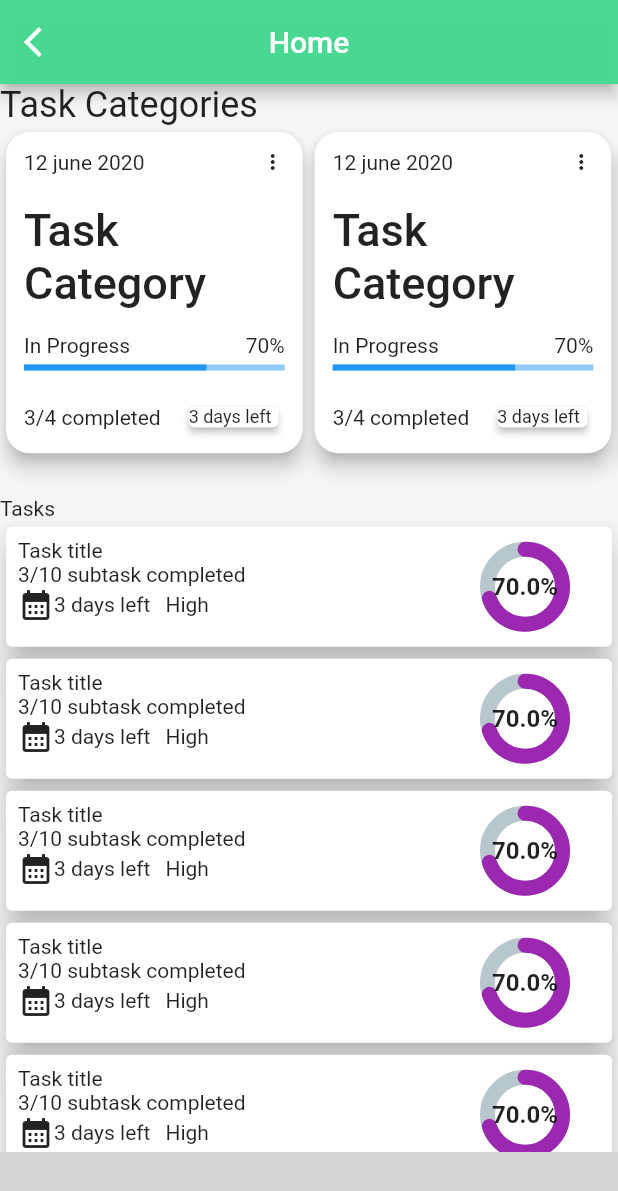
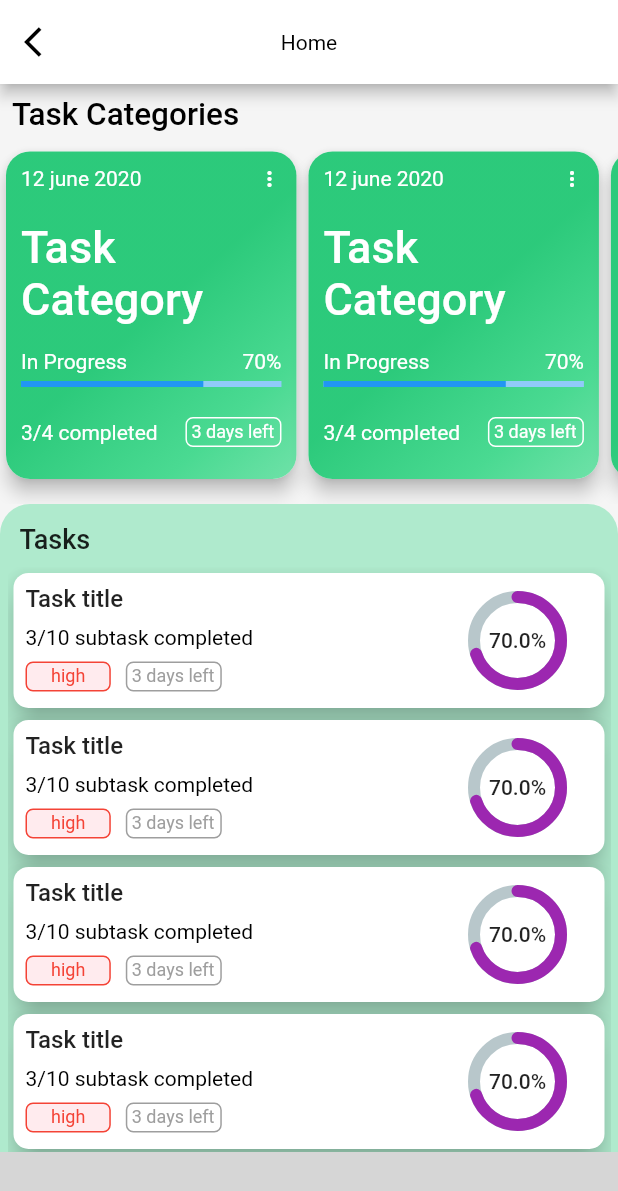
Before and after one commit to gurudevsingh14/strike_task, a Flutter app: the screen it shows after launch, on a phone screen of 412 x 824 dp. Shown: the top 1191 px of the screen. Run offline on Flutter 3.47's test engine with Material 2 defaults, Android fonts, the light colour scheme and no system bars; drawn by our look-alikes of percent_indicator; missing offline and left inert: pandabar; grey boxes are pictures that could not be loaded.

Commit message:
updated style and decorations

```diff
--- a/lib/constants/constants.dart
+++ b/lib/constants/constants.dart
@@ -7,5 +7,8 @@ import 'package:strike_task/view/Screens/ProfileScreen/profile_screen.dart';
 
 const primaryColor=Color(0xFB29C979);
 const lightPrimaryColor=Color(0xFB47D990);
+const whiteColor=Colors.white;
+const blackColor=Colors.black;
+final mutedColor=Colors.grey.shade500;
 
 const screens=[HomeScreen(),CalendarScreen(),CategoryScreen(),ProfileScreen()];
--- a/lib/view/Common/body_with_appbar.dart
+++ b/lib/view/Common/body_with_appbar.dart
@@ -13,12 +13,13 @@ class BodyWithAppBar extends StatelessWidget {
     final controller = Provider.of<ScreenController>(context);
     return SafeArea(
       child: Scaffold(
+        extendBody: true,
         appBar: AppBar(
-          leading: Icon(Icons.arrow_back_ios,),
+          leading: Icon(Icons.arrow_back_ios,color: blackColor,),
           title: Text('Home'),
           centerTitle: true,
-          backgroundColor: lightPrimaryColor,
-
+          backgroundColor: whiteColor,
+          titleTextStyle: TextStyle(color: blackColor),
         ),
         body: screens[controller.currScreen],
         backgroundColor: Colors.grey.shade100,
@@ -49,6 +50,7 @@ class BodyWithAppBar extends StatelessWidget {
                 title: 'Category'
             ),
             PandaBarButtonData(
+
                 id: 3,
                 icon: Icons.person,
                 title: 'Profile'
--- a/lib/view/Common/catergory_card.dart
+++ b/lib/view/Common/catergory_card.dart
@@ -2,6 +2,7 @@ import 'package:flutter/material.dart';
 import 'package:strike_task/constants/constants.dart';
 import 'package:strike_task/constants/device_size.dart';
 import 'package:strike_task/model/task.dart';
+import 'package:strike_task/view/Common/days_left_tag.dart';
 
 class CategoryCard extends StatelessWidget {
   const CategoryCard({Key? key}) : super(key: key);
@@ -14,12 +15,18 @@ class CategoryCard extends StatelessWidget {
       ),
       elevation: 5,
         child: Container(
-          height: displayHeight(context)*0.26,
-          width: displayWidth(context)*0.48,
+          height: displayHeight(context)*0.265,
+          width: displayWidth(context)*0.47,
           decoration: BoxDecoration(
+            gradient: LinearGradient(
+                colors: [primaryColor,lightPrimaryColor,Color(0xFB6DE1A7)],
+              stops: [0.5,0.8,1],
+              begin: Alignment.topLeft,
+              end: Alignment.bottomRight
+            ),
             borderRadius: BorderRadius.circular(16)
           ),
-          padding: EdgeInsets.all(12),
+          padding: EdgeInsets.all(10),
           child: Column(
             crossAxisAlignment: CrossAxisAlignment.start,
             // mainAxisAlignment: MainAxisAlignment.spaceBetween,
@@ -27,20 +34,20 @@ class CategoryCard extends StatelessWidget {
               Row(
                 mainAxisAlignment: MainAxisAlignment.spaceBetween,
                 children: [
-                  Text('12 june 2020'),
-                  Icon(Icons.more_vert,size: 16,)
+                  Text('12 june 2020',style: TextStyle(color: whiteColor),),
+                  Icon(Icons.more_vert,size: 16,color: whiteColor,)
                 ],
               ),
               SizedBox(height: 20,),
-              Text('Task Category',style: TextStyle(
+              Text('Task Category',style: TextStyle( color: whiteColor,
                   fontWeight: FontWeight.w500,
                   fontSize:30),),
               SizedBox(height: 16,),
               Row(
                 mainAxisAlignment: MainAxisAlignment.spaceBetween,
                 children: [
-                  Text('In Progress'),
-                  Text('70%'),
+                  Text('In Progress',style: TextStyle(color: whiteColor),),
+                  Text('70%',style: TextStyle(color: whiteColor)),
                 ],
               ),
               SizedBox(height: 5,),
@@ -53,15 +60,9 @@ class CategoryCard extends StatelessWidget {
                 children: [
                   SizedBox(
 
-                      child: Text('3/4 completed',maxLines: 1)
+                      child: Text('3/4 completed',maxLines: 1,style: TextStyle(color: whiteColor))
                   ),
-                  Card(
-                    elevation: 2,
-                    child: SizedBox(
-                        width: 60,
-                        child: Text('3 days left',maxLines: 2,style: TextStyle(fontSize: 12),)
-                    ),
-                  ),
+                  DaysLeftTag(color: whiteColor,),
                 ],
               )
             ],
--- /dev/null
+++ b/lib/view/Common/days_left_tag.dart
@@ -0,0 +1,21 @@
+import 'package:flutter/material.dart';
+import 'package:strike_task/constants/constants.dart';
+
+class DaysLeftTag extends StatelessWidget {
+  Color? color=blackColor;
+  DaysLeftTag({required this.color});
+
+  @override
+  Widget build(BuildContext context) {
+    return Container(
+      decoration: BoxDecoration(
+        // color: primaryColor,
+        border: Border.all(color: color!),
+        borderRadius: BorderRadius.circular(5),
+      ),
+      padding: EdgeInsets.symmetric(vertical: 2,horizontal: 3),
+        width: 64,
+        child: Text('3 days left',maxLines: 2,style: TextStyle(fontSize: 12,color: color),)
+    );
+  }
+}
--- /dev/null
+++ b/lib/view/Common/priority_tag.dart
@@ -0,0 +1,19 @@
+import 'package:flutter/material.dart';
+
+class PriorityTag extends StatelessWidget {
+  const PriorityTag({Key? key}) : super(key: key);
+
+  @override
+  Widget build(BuildContext context) {
+    return Container(
+      alignment: Alignment.center,
+        decoration: BoxDecoration(
+          color: Colors.red.shade50,
+          border: Border.all(color: Colors.red),
+          borderRadius: BorderRadius.circular(5),
+        ),
+        padding: EdgeInsets.symmetric(vertical: 2,horizontal: 16),
+        child: Text('high',maxLines: 2,style: TextStyle(fontSize: 12,color: Colors.red),)
+    );
+  }
+}
--- a/lib/view/Common/task_tile.dart
+++ b/lib/view/Common/task_tile.dart
@@ -1,5 +1,8 @@
 import 'package:flutter/material.dart';
 import 'package:percent_indicator/circular_percent_indicator.dart';
+import 'package:strike_task/constants/constants.dart';
+import 'package:strike_task/view/Common/days_left_tag.dart';
+import 'package:strike_task/view/Common/priority_tag.dart';
 
 class TaskTile extends StatelessWidget {
   const TaskTile({Key? key}) : super(key: key);
@@ -7,10 +10,16 @@ class TaskTile extends StatelessWidget {
   @override
   Widget build(BuildContext context) {
     return Card(
+      shape: RoundedRectangleBorder(
+        borderRadius: BorderRadius.circular(10)
+      ),
       elevation: 8,
       child: Container(
         padding: EdgeInsets.all(8),
-        height: 80,
+        decoration: BoxDecoration(
+          borderRadius: BorderRadius.circular(10)
+        ),
+        height: 90,
         child: Row(
           mainAxisAlignment: MainAxisAlignment.spaceBetween,
           children: [
@@ -18,15 +27,16 @@ class TaskTile extends StatelessWidget {
               crossAxisAlignment: CrossAxisAlignment.start,
               mainAxisAlignment: MainAxisAlignment.start,
               children: [
-                Text('Task title'),
-                Text('3/10 subtask completed'),
+                Text('Task title',style: TextStyle(fontWeight: FontWeight.w500,fontSize: 16),),
+                SizedBox(height: 8,),
+                Text('3/10 subtask completed',style: TextStyle(color: blackColor),),
+                SizedBox(height: 8,),
                 Row(
                   mainAxisAlignment: MainAxisAlignment.start,
                   children: [
-                    Icon(Icons.calendar_month),
-                    Text('3 days left'),
+                    PriorityTag(),
                     SizedBox(width: 10,),
-                    Text('High')
+                    DaysLeftTag(color: mutedColor,),
                   ],
                 ),
               ],
@@ -35,14 +45,14 @@ class TaskTile extends StatelessWidget {
               width: 100,
               height: 80,
               child: CircularPercentIndicator(
-                radius: 30.0,
-                lineWidth: 10.0,
+                radius: 33.0,
+                lineWidth: 8.0,
                 animation: true,
                 percent: 0.7,
                 center: new Text(
                   "70.0%",
                   style:
-                  new TextStyle(fontWeight: FontWeight.bold, fontSize: 16.0),
+                  new TextStyle(fontWeight: FontWeight.w500, fontSize: 14.0),
                 ),
                 circularStrokeCap: CircularStrokeCap.round,
                 progressColor: Colors.purple,
--- a/lib/view/Screens/HomeScreen/home_screen.dart
+++ b/lib/view/Screens/HomeScreen/home_screen.dart
@@ -1,6 +1,7 @@
 import 'package:flutter/material.dart';
 import 'package:pandabar/main.view.dart';
 import 'package:percent_indicator/circular_percent_indicator.dart';
+import 'package:strike_task/constants/constants.dart';
 import 'package:strike_task/constants/device_size.dart';
 import 'package:strike_task/model/task.dart';
 import 'package:strike_task/view/Common/body_with_appbar.dart';
@@ -16,10 +17,13 @@ class HomeScreen extends StatelessWidget {
       child: Column(
         crossAxisAlignment: CrossAxisAlignment.start,
         children: [
-          Text('Task Categories',style: TextStyle(fontSize: 24),),
-          SizedBox(
+          Padding(
+            padding: const EdgeInsets.all(8.0),
+            child: Text('Task Categories',style: TextStyle(fontSize: 21,fontWeight: FontWeight.w500,color: blackColor),),
+          ),
+          Container(
             width: displayWidth(context),
-            height: displayHeight(context)*0.3,
+            height: displayHeight(context)*0.29,
             child: ListView.builder(
                 scrollDirection: Axis.horizontal,
                 itemCount: 3,
@@ -27,14 +31,26 @@ class HomeScreen extends StatelessWidget {
               return Column(
                 children: [
                   CategoryCard(),
-                  SizedBox(height: 20,)
                 ],
               );
             })
           ),
-          Text('Tasks'),
           Container(
+            decoration: BoxDecoration(
+              color: lightPrimaryColor.withOpacity(0.4),
+              borderRadius: BorderRadius.only(topLeft: Radius.circular(20),topRight: Radius.circular(20)),
+            ),
             height: displayHeight(context)*0.6,
+            child: Padding(
+              padding: const EdgeInsets.all(5.0),
+              child: Column(
+                crossAxisAlignment: CrossAxisAlignment.start,
+                children: [
+                  Padding(
+                    padding: const EdgeInsets.all(8.0),
+                    child: Text('Tasks',style: TextStyle(fontSize: 18,fontWeight: FontWeight.w500),),
+                  ),
+                  Expanded(
                     child: ListView(
                       children: [
                         TaskTile(),
@@ -44,6 +60,10 @@ class HomeScreen extends StatelessWidget {
                         TaskTile(),
                         TaskTile(),
                       ],
+                    ),
+                  ),
+                ],
+              ),
             )
           )
         ],
```
Lines whose indentation alone changed are shown as unchanged.
